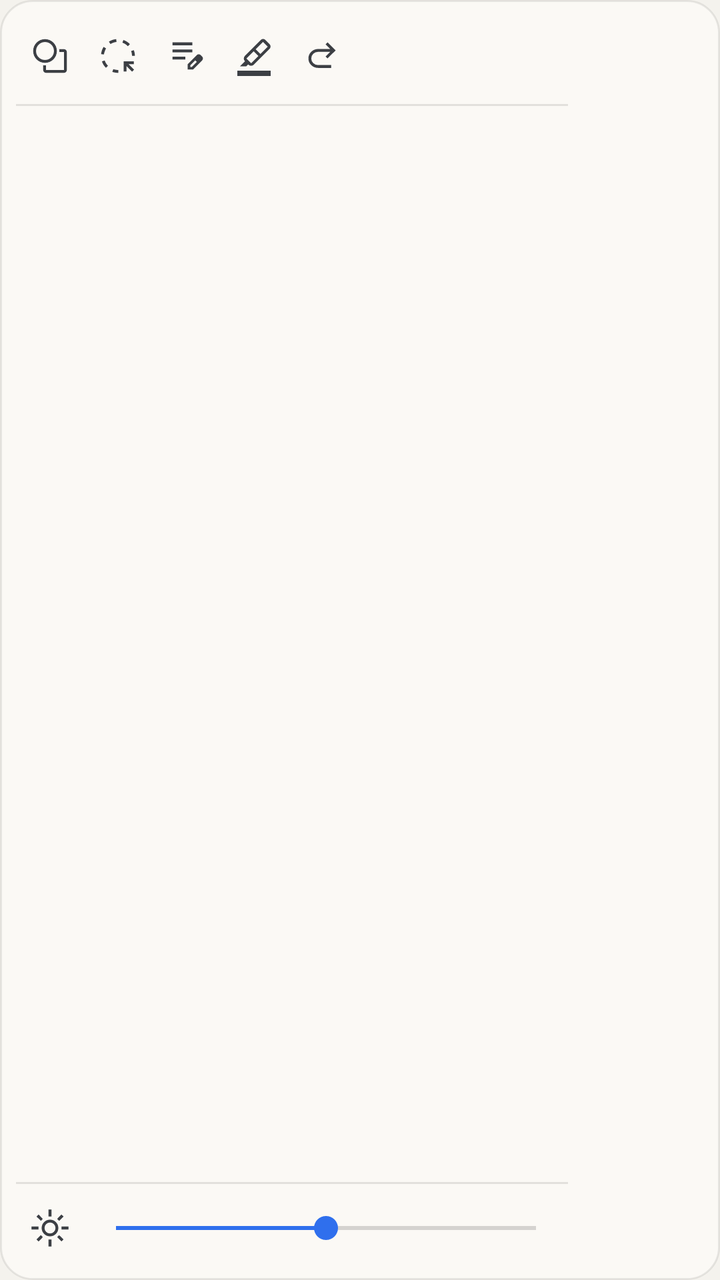
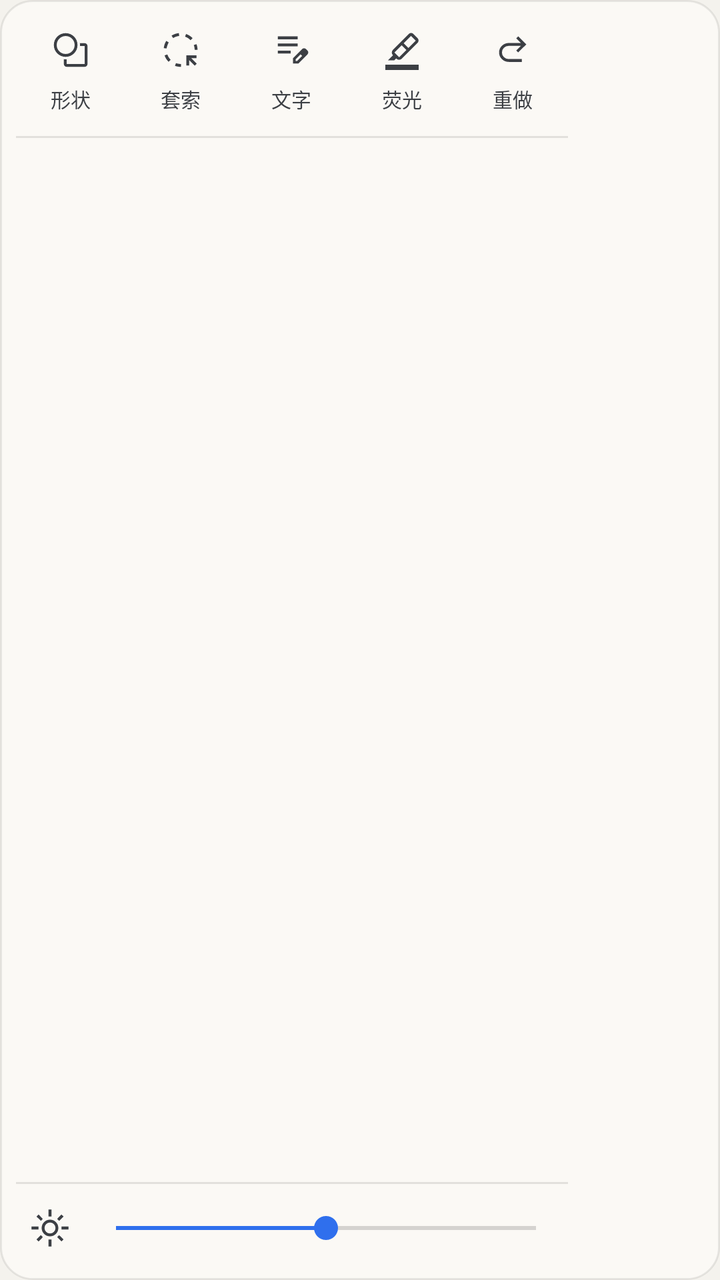

An Android layout rendered at two revisions. The XML below is the earlier revision; the diff shows what the commit changed to produce the second picture.
<!-- AndroidManifest.xml: application theme AppTheme -->
<!-- res/layout/popup_menu.xml -->
<?xml version="1.0" encoding="utf-8"?>
<LinearLayout xmlns:android="http://schemas.android.com/apk/res/android"
    android:id="@+id/menuRoot"
    android:layout_width="wrap_content"
    android:layout_height="340dp"
    android:background="@drawable/popup_bg"
    android:elevation="8dp"
    android:orientation="vertical"
    android:padding="8dp">

    <LinearLayout
        android:id="@+id/menuToolRow"
        android:layout_width="276dp"
        android:layout_height="40dp"
        android:gravity="center_vertical"
        android:orientation="horizontal">

        <ImageButton
            android:id="@+id/menuShape"
            android:layout_width="34dp"
            android:layout_height="34dp"
            style="@style/ShapeTool"
            android:contentDescription="@string/cd_shape"
            android:src="@drawable/ic_shape" />

        <ImageButton
            android:id="@+id/menuLasso"
            android:layout_width="34dp"
            android:layout_height="34dp"
            style="@style/ShapeTool"
            android:contentDescription="@string/cd_lasso"
            android:src="@drawable/ic_lasso" />

        <ImageButton
            android:id="@+id/menuNote"
            android:layout_width="34dp"
            android:layout_height="34dp"
            style="@style/ShapeTool"
            android:contentDescription="@string/cd_note"
            android:src="@drawable/ic_note" />

        <ImageButton
            android:id="@+id/menuHighlight"
            android:layout_width="34dp"
            android:layout_height="34dp"
            style="@style/ShapeTool"
            android:contentDescription="@string/cd_highlighter"
            android:src="@drawable/ic_highlighter" />

        <ImageButton
            android:id="@+id/menuRedo"
            android:layout_width="34dp"
            android:layout_height="34dp"
            style="@style/ShapeTool"
            android:contentDescription="@string/cd_redo"
            android:src="@drawable/ic_redo" />

    </LinearLayout>

    <View
        android:layout_width="276dp"
        android:layout_height="1dp"
        android:layout_marginTop="4dp"
        android:layout_marginBottom="4dp"
        android:background="@color/divider" />

    <LinearLayout
        android:id="@+id/menuInkWrap"
        android:layout_width="276dp"
        android:layout_height="wrap_content"
        android:contentDescription="@string/cd_menu_ink"
        android:orientation="vertical"
        android:visibility="gone">

        <HorizontalScrollView
            android:layout_width="276dp"
            android:layout_height="40dp"
            android:scrollbars="none">

            <LinearLayout
                android:id="@+id/menuInkRow"
                android:layout_width="wrap_content"
                android:layout_height="40dp"
                android:gravity="center_vertical"
                android:orientation="horizontal" />

        </HorizontalScrollView>

        <View
            android:layout_width="276dp"
            android:layout_height="1dp"
            android:layout_marginTop="4dp"
            android:layout_marginBottom="4dp"
            android:background="@color/divider" />

    </LinearLayout>

    <ScrollView
        android:layout_width="276dp"
        android:layout_height="0dp"
        android:layout_weight="1"
        android:scrollbars="none">

        <GridLayout
            android:id="@+id/menuGrid"
            android:layout_width="wrap_content"
            android:layout_height="wrap_content"
            android:columnCount="5"
            android:useDefaultMargins="false" />

    </ScrollView>

    <View
        android:layout_width="276dp"
        android:layout_height="1dp"
        android:layout_marginTop="4dp"
        android:layout_marginBottom="4dp"
        android:background="@color/divider" />

    <LinearLayout
        android:layout_width="276dp"
        android:layout_height="36dp"
        android:gravity="center_vertical"
        android:orientation="horizontal">

        <ImageButton
            android:id="@+id/btnBrightnessIcon"
            android:layout_width="34dp"
            android:layout_height="34dp"
            style="@style/ShapeTool"
            android:contentDescription="@string/cd_brightness"
            android:src="@drawable/ic_sun" />

        <SeekBar
            android:id="@+id/brightnessBar"
            android:layout_width="0dp"
            android:layout_height="wrap_content"
            android:layout_weight="1"
            android:contentDescription="@string/cd_brightness"
            android:max="100"
            android:progress="50" />

    </LinearLayout>

</LinearLayout>
<!-- resources referenced by this layout -->
<resources>
  <color name="divider">#1A000000</color>
  <!-- drawable ic_redo (drawable) -->
  <?xml version="1.0" encoding="utf-8"?>
  <vector xmlns:android="http://schemas.android.com/apk/res/android"
      android:width="24dp"
      android:height="24dp"
      android:viewportWidth="24"
      android:viewportHeight="24">
      <path android:fillColor="#FF000000"
          android:pathData="M 9.704,19.149 q -2.405,0 -4.129,-1.642 -1.725,-1.642 -1.725,-4.03 0,-2.389 1.725,-4.034 1.725,-1.645 4.129,-1.645 h 7.207 L 14.15,5.038 l 1.194,-1.194 L 20.155,8.65 15.344,13.45 l -1.194,-1.194 2.76,-2.754 H 9.679 q -1.696,0 -2.911,1.145 t -1.215,2.828 q 0,1.683 1.215,2.828 1.215,1.145 2.911,1.145 h 7.792 v 1.703 H 9.704 Z" />
  </vector>
  <!-- drawable popup_bg (drawable) -->
  <?xml version="1.0" encoding="utf-8"?>
  <shape xmlns:android="http://schemas.android.com/apk/res/android"
      android:shape="rectangle">
      <corners android:radius="16dp" />
      <solid android:color="@color/sheet" />
      <stroke android:width="1dp" android:color="#14000000" />
  </shape>
  <string name="cd_brightness">亮度</string>
  <string name="cd_highlighter">荧光笔</string>
  <string name="cd_lasso">套索</string>
  <string name="cd_menu_ink">笔色粗细与笔刷预设</string>
  <string name="cd_note">文字批注（点页面打字，点已有的框改字，拖动移位）</string>
  <string name="cd_redo">重做</string>
  <string name="cd_shape">图形</string>
  <style name="ShapeTool">
          <item name="android:layout_width">34dp</item>
          <item name="android:layout_height">34dp</item>
          <item name="android:background">@drawable/tool_bg</item>
          <item name="android:scaleType">centerInside</item>
          <item name="android:padding">7dp</item>
          <item name="android:tint">@color/icon</item>
          <item name="android:contentDescription">@string/cd_shape</item>
      </style>
  <style name="AppTheme" parent="Theme.AppCompat.Light.NoActionBar">
          <item name="android:windowNoTitle">true</item>
          <item name="android:windowFullscreen">true</item>
          <item name="android:windowActionBar">false</item>
          <item name="android:windowBackground">@color/paper</item>
          <item name="android:statusBarColor">@android:color/transparent</item>
          <item name="android:navigationBarColor">@android:color/transparent</item>
          <item name="android:windowLightStatusBar">true</item>
          <item name="colorAccent">@color/accent</item>
      </style>
  <color name="sheet">#FFFBF9F5</color>
  <!-- drawable tool_bg (drawable) -->
  <?xml version="1.0" encoding="utf-8"?>
  <selector xmlns:android="http://schemas.android.com/apk/res/android">
      <item android:state_selected="true">
          <shape android:shape="rectangle">
              <corners android:radius="10dp" />
              <solid android:color="#222F6FED" />
          </shape>
      </item>
      <item>
          <shape android:shape="rectangle">
              <corners android:radius="10dp" />
              <solid android:color="@android:color/transparent" />
          </shape>
      </item>
  </selector>
  <color name="icon">#FF3C3F44</color>
  <color name="paper">#FFF4F2ED</color>
  <color name="accent">#FF2F6FED</color>
  <!-- unchanged entries left out for length: 5 -->
</resources>

<!-- the commit's change to res/layout/popup_menu.xml (unified diff, before → after) -->
@@ -11,49 +11,134 @@
     <LinearLayout
         android:id="@+id/menuToolRow"
         android:layout_width="276dp"
-        android:layout_height="40dp"
+        android:layout_height="56dp"
         android:gravity="center_vertical"
         android:orientation="horizontal">
 
-        <ImageButton
-            android:id="@+id/menuShape"
-            android:layout_width="34dp"
-            android:layout_height="34dp"
-            style="@style/ShapeTool"
-            android:contentDescription="@string/cd_shape"
-            android:src="@drawable/ic_shape" />
-
-        <ImageButton
-            android:id="@+id/menuLasso"
-            android:layout_width="34dp"
-            android:layout_height="34dp"
-            style="@style/ShapeTool"
-            android:contentDescription="@string/cd_lasso"
-            android:src="@drawable/ic_lasso" />
-
-        <ImageButton
-            android:id="@+id/menuNote"
-            android:layout_width="34dp"
-            android:layout_height="34dp"
-            style="@style/ShapeTool"
-            android:contentDescription="@string/cd_note"
-            android:src="@drawable/ic_note" />
-
-        <ImageButton
-            android:id="@+id/menuHighlight"
-            android:layout_width="34dp"
-            android:layout_height="34dp"
-            style="@style/ShapeTool"
-            android:contentDescription="@string/cd_highlighter"
-            android:src="@drawable/ic_highlighter" />
-
-        <ImageButton
-            android:id="@+id/menuRedo"
-            android:layout_width="34dp"
-            android:layout_height="34dp"
-            style="@style/ShapeTool"
-            android:contentDescription="@string/cd_redo"
-            android:src="@drawable/ic_redo" />
+        <LinearLayout
+            android:layout_width="0dp"
+            android:layout_height="match_parent"
+            android:layout_weight="1"
+            android:gravity="center_horizontal"
+            android:orientation="vertical">
+
+            <ImageButton
+                android:id="@+id/menuShape"
+                android:layout_width="34dp"
+                android:layout_height="34dp"
+                style="@style/ShapeTool"
+                android:contentDescription="@string/cd_shape"
+                android:src="@drawable/ic_shape" />
+
+            <TextView
+                android:layout_width="wrap_content"
+                android:layout_height="wrap_content"
+                android:includeFontPadding="false"
+                android:text="@string/mt_shape"
+                android:textColor="@color/icon"
+                android:textSize="10sp" />
+
+        </LinearLayout>
+
+        <LinearLayout
+            android:layout_width="0dp"
+            android:layout_height="match_parent"
+            android:layout_weight="1"
+            android:gravity="center_horizontal"
+            android:orientation="vertical">
+
+            <ImageButton
+                android:id="@+id/menuLasso"
+                android:layout_width="34dp"
+                android:layout_height="34dp"
+                style="@style/ShapeTool"
+                android:contentDescription="@string/cd_lasso"
+                android:src="@drawable/ic_lasso" />
+
+            <TextView
+                android:layout_width="wrap_content"
+                android:layout_height="wrap_content"
+                android:includeFontPadding="false"
+                android:text="@string/mt_lasso"
+                android:textColor="@color/icon"
+                android:textSize="10sp" />
+
+        </LinearLayout>
+
+        <LinearLayout
+            android:layout_width="0dp"
+            android:layout_height="match_parent"
+            android:layout_weight="1"
+            android:gravity="center_horizontal"
+            android:orientation="vertical">
+
+            <ImageButton
+                android:id="@+id/menuNote"
+                android:layout_width="34dp"
+                android:layout_height="34dp"
+                style="@style/ShapeTool"
+                android:contentDescription="@string/cd_note"
+                android:src="@drawable/ic_note" />
+
+            <TextView
+                android:layout_width="wrap_content"
+                android:layout_height="wrap_content"
+                android:includeFontPadding="false"
+                android:text="@string/mt_note"
+                android:textColor="@color/icon"
+                android:textSize="10sp" />
+
+        </LinearLayout>
+
+        <LinearLayout
+            android:layout_width="0dp"
+            android:layout_height="match_parent"
+            android:layout_weight="1"
+            android:gravity="center_horizontal"
+            android:orientation="vertical">
+
+            <ImageButton
+                android:id="@+id/menuHighlight"
+                android:layout_width="34dp"
+                android:layout_height="34dp"
+                style="@style/ShapeTool"
+                android:contentDescription="@string/cd_highlighter"
+                android:src="@drawable/ic_highlighter" />
+
+            <TextView
+                android:layout_width="wrap_content"
+                android:layout_height="wrap_content"
+                android:includeFontPadding="false"
+                android:text="@string/mt_highlighter"
+                android:textColor="@color/icon"
+                android:textSize="10sp" />
+
+        </LinearLayout>
+
+        <LinearLayout
+            android:layout_width="0dp"
+            android:layout_height="match_parent"
+            android:layout_weight="1"
+            android:gravity="center_horizontal"
+            android:orientation="vertical">
+
+            <ImageButton
+                android:id="@+id/menuRedo"
+                android:layout_width="34dp"
+                android:layout_height="34dp"
+                style="@style/ShapeTool"
+                android:contentDescription="@string/cd_redo"
+                android:src="@drawable/ic_redo" />
+
+            <TextView
+                android:layout_width="wrap_content"
+                android:layout_height="wrap_content"
+                android:includeFontPadding="false"
+                android:text="@string/mt_redo"
+                android:textColor="@color/icon"
+                android:textSize="10sp" />
+
+        </LinearLayout>
 
     </LinearLayout>
 
<!-- resource entries referenced after the edit -->
@@ -26,6 +26,11 @@
   <string name="cd_note">文字批注（点页面打字，点已有的框改字，拖动移位）</string>
   <string name="cd_redo">重做</string>
   <string name="cd_shape">图形</string>
+  <string name="mt_highlighter">荧光</string>
+  <string name="mt_lasso">套索</string>
+  <string name="mt_note">文字</string>
+  <string name="mt_redo">重做</string>
+  <string name="mt_shape">形状</string>
   <style name="ShapeTool">
           <item name="android:layout_width">34dp</item>
           <item name="android:layout_height">34dp</item>
